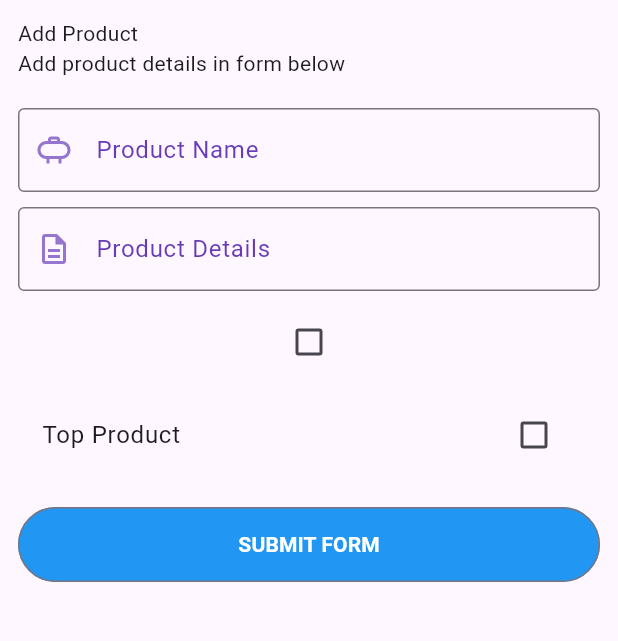
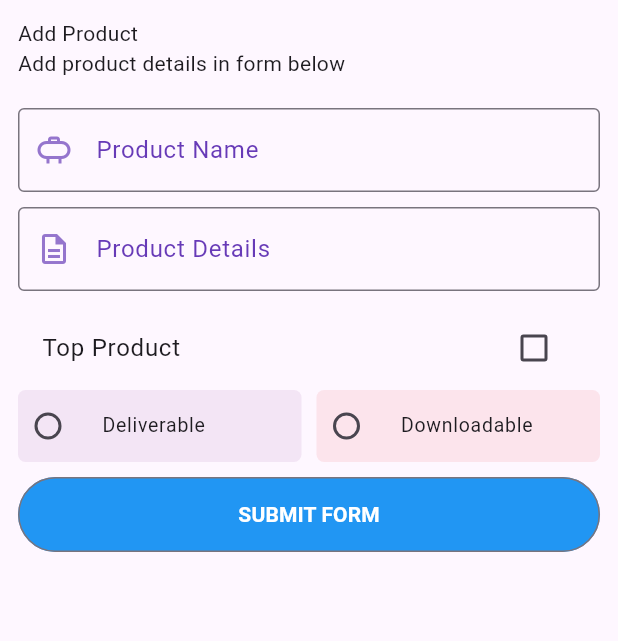
Before and after one commit to Sainathhiwale/flutter_bootcomp, a Flutter app: the screen it shows after launch, on a phone screen of 412 x 824 dp, the part 84-725 px from its top. Run offline on Flutter 3.47's test engine with Material 3 defaults, Android fonts, the light colour scheme and no system bars; our stand-ins replace fluttertoast, font_awesome_flutter.

Commit message:
radio box button is designed

```diff
--- a/lib/main.dart
+++ b/lib/main.dart
@@ -13,6 +13,7 @@ import 'package:flutter_bootcamp_2025/screen/customswidgets.dart';
 import 'package:flutter_bootcamp_2025/screen/dashbroad.dart';
 import 'package:flutter_bootcamp_2025/screen/home.dart';
 import 'package:flutter_bootcamp_2025/screen/navigater/form.dart';
+import 'package:flutter_bootcamp_2025/screen/radiobox/FormRadioBox.dart';
 
 
 
@@ -29,7 +30,7 @@ class MyApp extends StatelessWidget{
     return MaterialApp(
       title: "My Flutter App",
       debugShowCheckedModeBanner: false,
-      home: Formcheckbox(),
+      home: Formradiobox(),
     );
   }
 }
--- /dev/null
+++ b/lib/screen/radiobox/FormRadioBox.dart
@@ -0,0 +1,141 @@
+import 'package:flutter/material.dart';
+import 'package:flutter_bootcamp_2025/screen/checkbox/DetailsCheckbox.dart';
+import 'package:flutter_bootcamp_2025/screen/checkbox/mytextfield.dart';
+
+enum ProductTypeEnum { Downloadable, Deliverable }
+
+class Formradiobox extends StatefulWidget {
+  Formradiobox({super.key});
+
+  @override
+  State<Formradiobox> createState() => _FormcheckboxState();
+}
+
+class _FormcheckboxState extends State<Formradiobox> {
+  final _productConstroller = TextEditingController();
+  final _productDetailsConstroller = TextEditingController();
+  bool? _checkbox = false;
+  bool? _checkboxlistTile = false;
+  ProductTypeEnum? _productTypeEnum;
+
+  @override
+  Widget build(BuildContext context) {
+    return Scaffold(
+      appBar: AppBar(
+        title: Text("Check Box example"),
+        backgroundColor: Colors.green,
+        centerTitle: true,
+      ),
+      body: Container(
+        padding: EdgeInsets.all(12.0),
+        child: ListView(
+          children: [
+            Text("Add Product"),
+            Text("Add product details in form below"),
+            SizedBox(
+              height: 20.0,
+            ),
+            Mytextfield(
+              myController: _productConstroller,
+              fieldName: "Product Name",
+              myIcon: Icons.propane_outlined,
+              prefixiconColor: Colors.deepPurple.shade300,
+            ),
+            SizedBox(
+              height: 10.0,
+            ),
+            Mytextfield(
+              myController: _productDetailsConstroller,
+              fieldName: "Product Details",
+              myIcon: Icons.description_outlined,
+              prefixiconColor: Colors.deepPurple.shade300,
+            ),
+            SizedBox(
+              height: 10.0,
+            ),
+            CheckboxListTile(
+                checkColor: Colors.white,
+                activeColor: Colors.purple,
+                value: _checkboxlistTile,
+                title: Text("Top Product"),
+                onChanged: (val) {
+                  setState(() {
+                    _checkboxlistTile = val;
+                  });
+                }),
+
+            Row(
+              children: [
+                Expanded(
+                  child: RadioListTile<ProductTypeEnum>(
+                     contentPadding: EdgeInsets.all(0.0),
+                      shape: RoundedRectangleBorder(
+                        borderRadius: BorderRadius.circular(5.0)
+                      ),
+                      dense: true,
+                      value: ProductTypeEnum.Deliverable,
+                      groupValue: _productTypeEnum,
+                      tileColor: Colors.purple.shade50,
+                      title: Text(ProductTypeEnum.Deliverable.name),
+                      onChanged: (val){
+                       setState(() {
+                         _productTypeEnum = val;
+                       });
+                      }),
+                ),
+                SizedBox(width: 10.0,),
+                Expanded(
+                  child: RadioListTile<ProductTypeEnum>(
+                      contentPadding: EdgeInsets.all(0.0),
+                      shape: RoundedRectangleBorder(
+                          borderRadius: BorderRadius.circular(5.0)
+                      ),
+                      dense: true,
+                      value: ProductTypeEnum.Downloadable,
+                      groupValue: _productTypeEnum,
+                      tileColor: Colors.pink.shade50,
+                      title: Text(ProductTypeEnum.Downloadable.name),
+                      onChanged: (val){
+                        setState(() {
+                         _productTypeEnum =val;
+                        });
+                      }),
+                ),
+              ],
+            ),
+            SizedBox(
+              height: 10.0,
+            ),
+            myBtn(context),
+          ],
+        ),
+      ),
+    );
+  }
+
+  OutlinedButton myBtn(BuildContext context) {
+    return OutlinedButton(
+      style: OutlinedButton.styleFrom(
+          minimumSize: const Size(200, 50),
+          backgroundColor: Colors.blue,
+          foregroundColor: Colors.white),
+      onPressed: () {
+        Navigator.push(
+          context,
+          MaterialPageRoute(
+            builder: (context) {
+              return Detailscheckbox(
+                producName: _productConstroller.text,
+                productDetails: _productDetailsConstroller.text,
+              );
+            },
+          ),
+        );
+      },
+      child: Text(
+        "Submit Form".toUpperCase(),
+        style: const TextStyle(fontWeight: FontWeight.bold),
+      ),
+    );
+  }
+}
```
